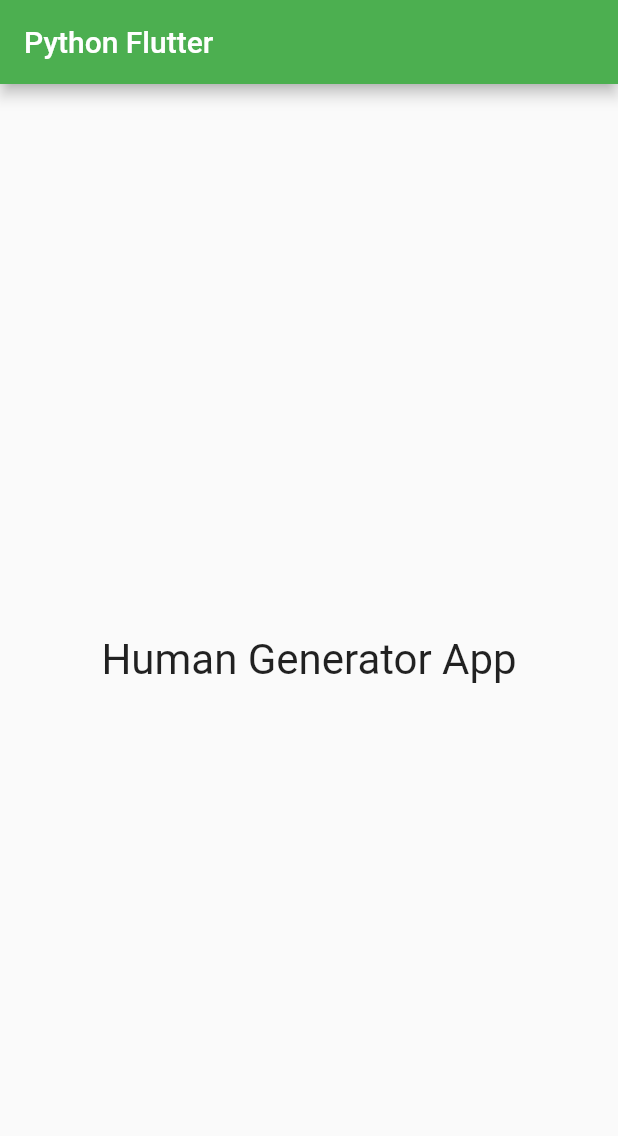
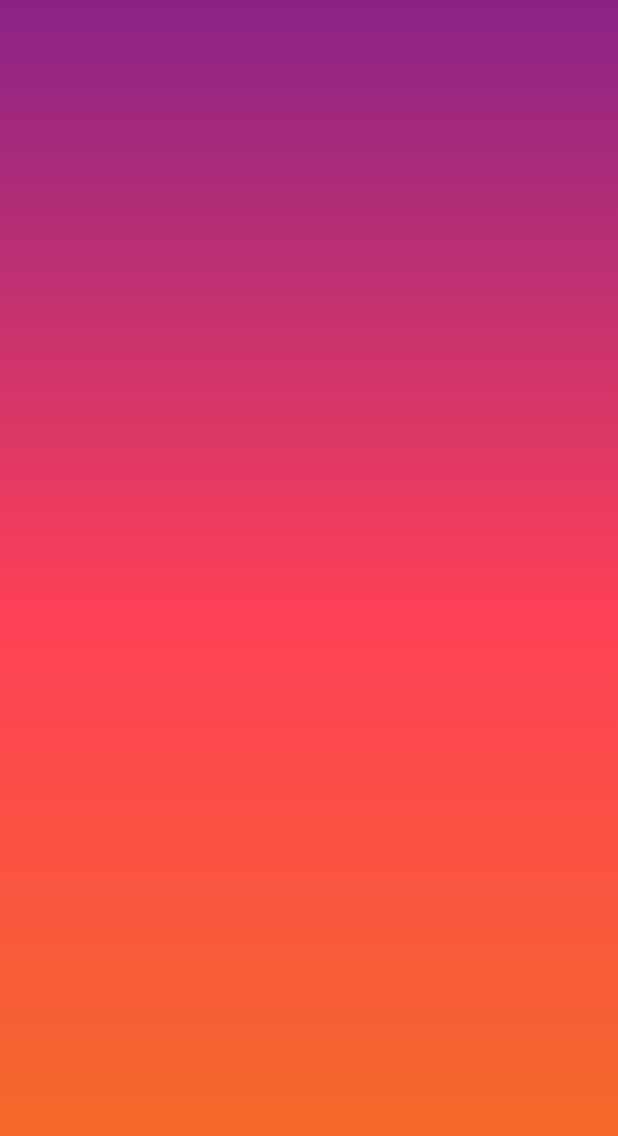
Before and after one commit to iamnderitum/Neural_Networks_Flutter_Python, a Flutter app: the screen it shows after launch, on a phone screen of 412 x 824 dp. Shown: the top 1136 px of the screen. Run offline on Flutter 3.47's test engine with Material 2 defaults, Android fonts, the phone set to English and light mode, and no system bars.

Commit message:
Add Home screen to the application

```diff
--- a/lib/home.dart
+++ b/lib/home.dart
@@ -0,0 +1,31 @@
+import 'package:flutter/material.dart';
+import 'package:human_generator_app/home.dart';
+class Home extends StatefulWidget{
+  @override
+  _HomeState createState() => _HomeState();
+}
+
+class _HomeState extends State<Home> {
+  @override
+  Widget build (BuildContext context){
+    return Scaffold(
+      body: Stack(
+        children: [
+          Container(
+            decoration: BoxDecoration(
+              gradient: LinearGradient(
+                begin: Alignment.topCenter,
+                end: Alignment.bottomCenter,
+                colors: [
+                  Color.fromRGBO(138, 35, 135, 1.0),
+                  Color.fromRGBO(255, 64, 87, 1.0),
+                  Color.fromRGBO(242, 113, 33, 1.0)
+                ],
+              ),
+            ),
+          ),
+        ],
+      ),
+    );
+  }
+}
```
Also changed, not shown: lib/splashscreen.dart (+21 -3 lines).
